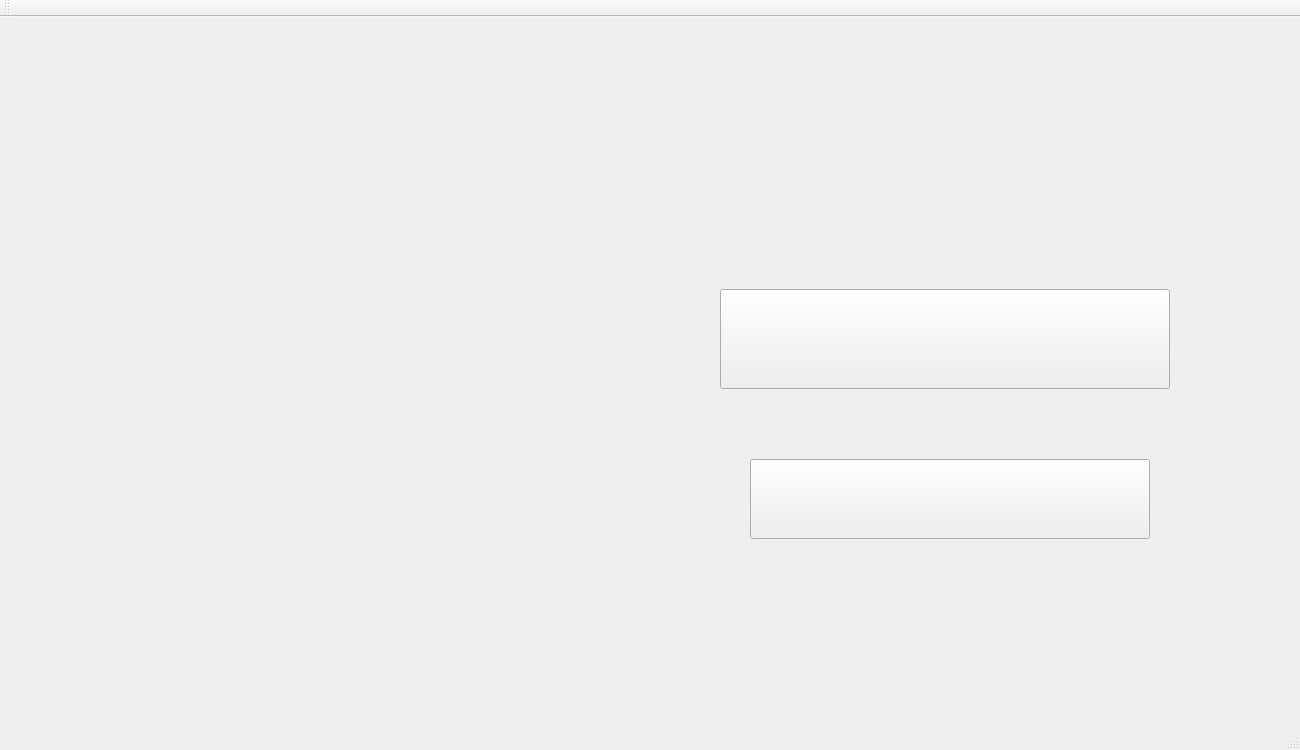
Before: the Qt Designer form Rhythm_Game/Rhythm_Game/rhythm_game.ui in Robolover/Capstone, drawn with Qt 5.
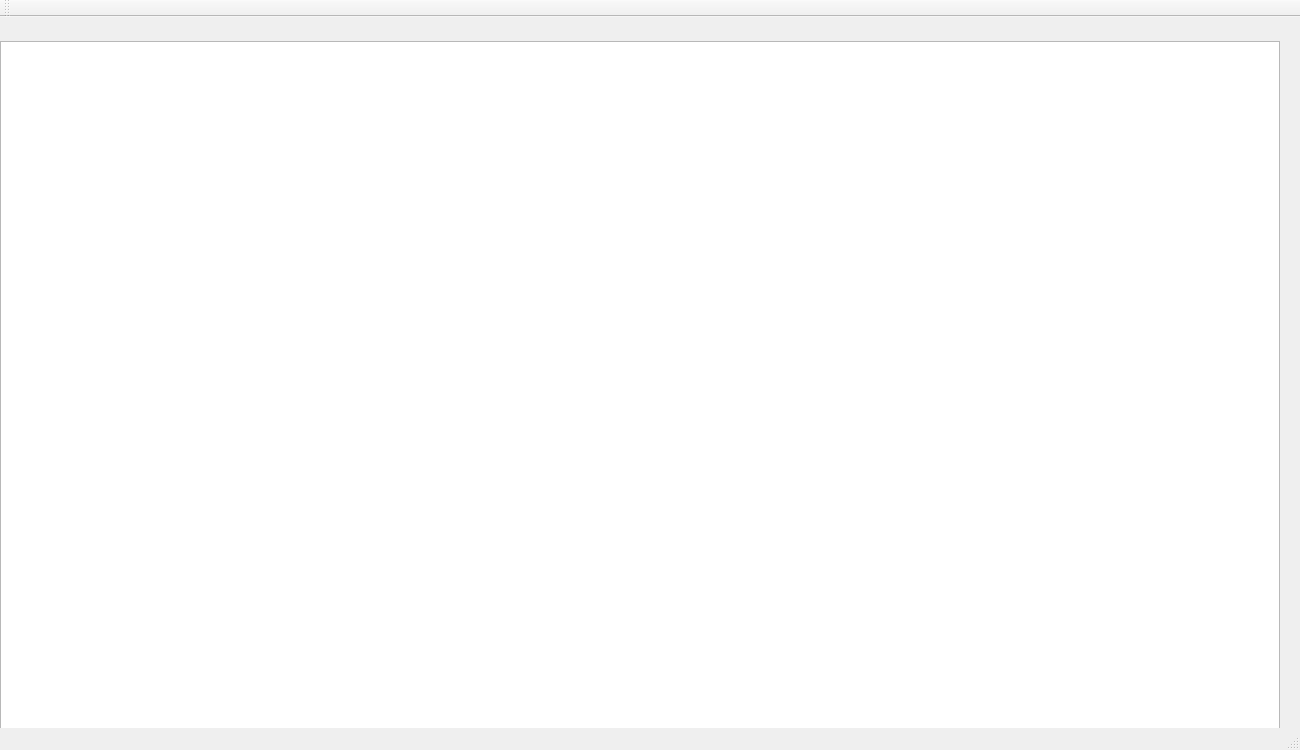
After: the same form once the commit is applied. Icons and pictures are not drawn.

```diff
--- a/Rhythm_Game/Rhythm_Game/rhythm_game.ui
+++ b/Rhythm_Game/Rhythm_Game/rhythm_game.ui
@@ -24,8 +24,33 @@
      </rect>
     </property>
     <property name="currentIndex">
-     <number>4</number>
+     <number>0</number>
     </property>
+    <widget class="QWidget" name="intro_widget">
+     <widget class="QGraphicsView" name="intro_video">
+      <property name="geometry">
+       <rect>
+        <x>0</x>
+        <y>12</y>
+        <width>1280</width>
+        <height>720</height>
+       </rect>
+      </property>
+     </widget>
+     <widget class="QLabel" name="label">
+      <property name="geometry">
+       <rect>
+        <x>0</x>
+        <y>12</y>
+        <width>1280</width>
+        <height>720</height>
+       </rect>
+      </property>
+      <property name="text">
+       <string/>
+      </property>
+     </widget>
+    </widget>
     <widget class="QWidget" name="main_widget">
      <widget class="QPushButton" name="start_button">
       <property name="geometry">
```
